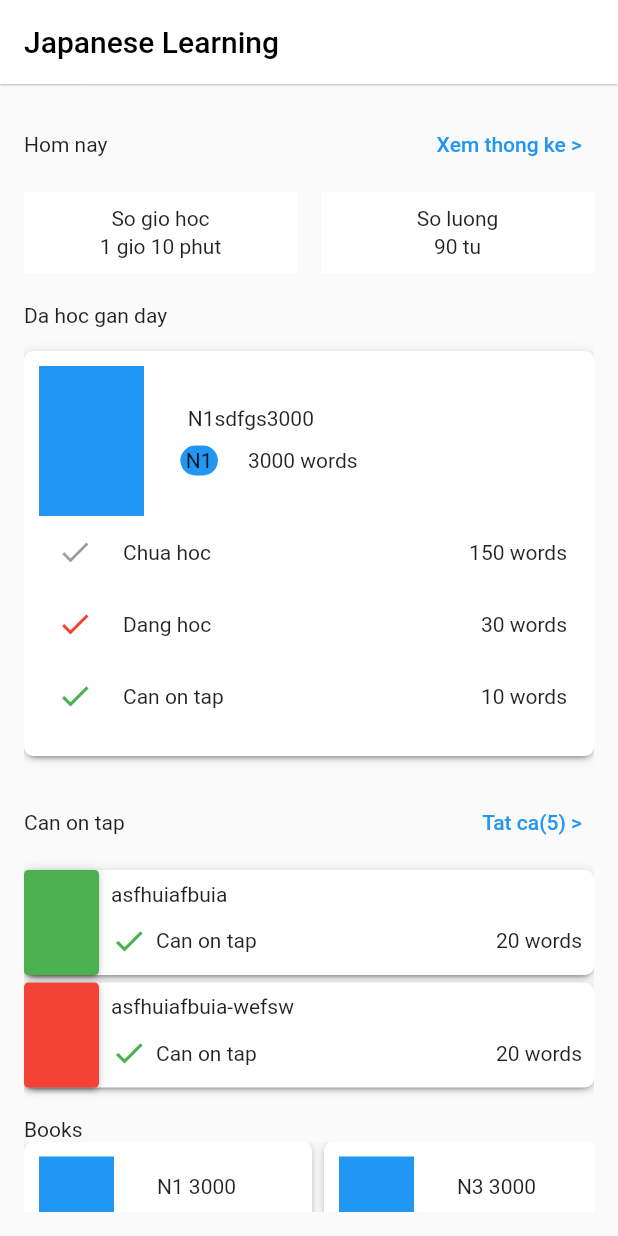
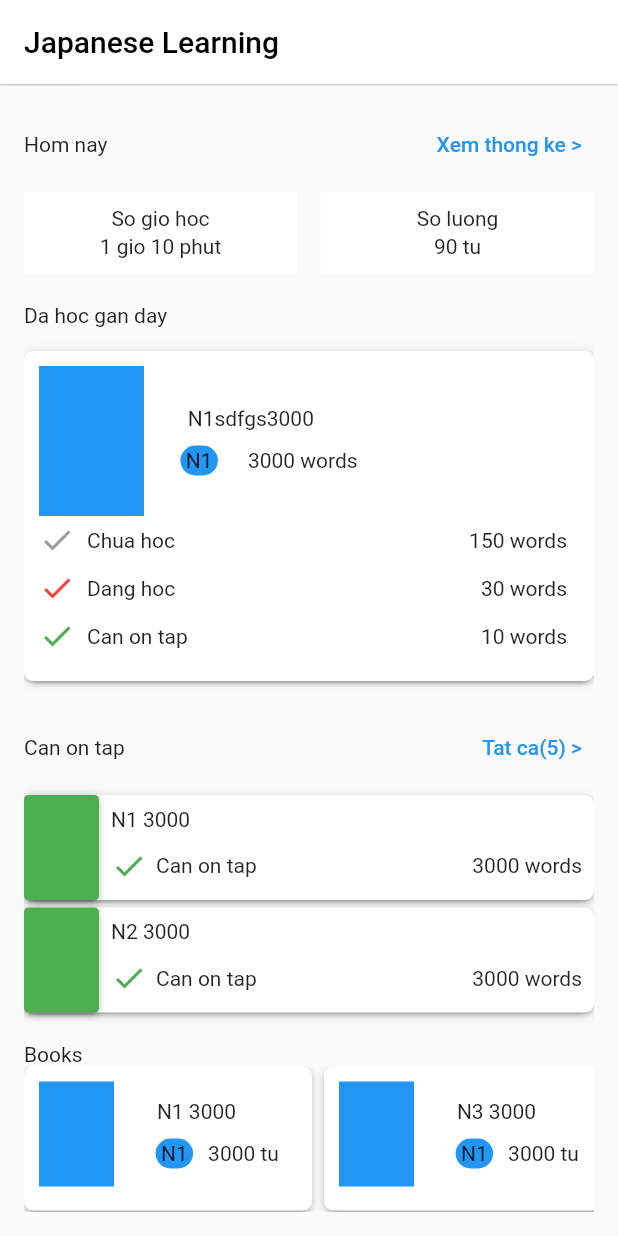
Before and after one commit to manhnt2310/ll, a Flutter app: the screen it shows after launch, on a phone screen of 412 x 824 dp. Run offline on Flutter 3.47's test engine with Material 2 defaults, Android fonts, the phone set to English and light mode, and no system bars.

Commit message:
[Home] Refactor

```diff
--- a/lib/modules/home/presentation/home_view.dart
+++ b/lib/modules/home/presentation/home_view.dart
@@ -1,5 +1,6 @@
 import 'package:flutter/material.dart';
 import 'package:ll/core/data_providers/book_data_provider.dart';
+import 'package:ll/modules/book_detail/presentation/book_detail_view.dart';
 import 'package:ll/modules/home/widgets/book_grid_view.dart';
 import '../widgets/statistics_view.dart';
 import '../widgets/recent_learning_view.dart';
@@ -29,11 +30,15 @@ class HomeView extends StatelessWidget {
               const SizedBox(
                 height: 20,
               ),
-              const RecentLearningView(),
+              GestureDetector(
+                  onTap: () => _goToBookDetailView(context),
+                  child: const RecentLearningView()),
               const SizedBox(
                 height: 20,
               ),
-              const ReviewView(),
+              ReviewView(
+                books: books,
+              ),
               const SizedBox(
                 height: 20,
               ),
@@ -44,4 +49,11 @@ class HomeView extends StatelessWidget {
       ),
     );
   }
+
+  _goToBookDetailView(BuildContext context) {
+    Navigator.push(
+      context,
+      MaterialPageRoute(builder: (context) => const BookDetailView()),
+    );
+  }
 }
--- a/lib/modules/home/widgets/book_grid_view.dart
+++ b/lib/modules/home/widgets/book_grid_view.dart
@@ -1,5 +1,3 @@
-import 'dart:ffi';
-
 import 'package:flutter/material.dart';
 import 'package:ll/core/models/book.dart';
 
--- a/lib/modules/home/widgets/recent_learning_view.dart
+++ b/lib/modules/home/widgets/recent_learning_view.dart
@@ -18,7 +18,7 @@ class RecentLearningView extends StatelessWidget {
               borderRadius: BorderRadius.circular(6),
               boxShadow: kElevationToShadow[2]),
           padding: const EdgeInsets.all(10),
-          height: 270,
+          height: 220,
           width: double.infinity,
           child: Column(
             children: [
@@ -61,7 +61,10 @@ class RecentLearningView extends StatelessWidget {
               ),
               Row(
                 children: [
-                  const IconButton(onPressed: null, icon: Icon(Icons.check)),
+                  const Icon(
+                    Icons.check,
+                    color: Colors.grey,
+                  ),
                   Expanded(
                     child: Container(
                       color: Colors.white,
@@ -81,12 +84,9 @@ class RecentLearningView extends StatelessWidget {
               ),
               Row(
                 children: [
-                  const IconButton(
-                    onPressed: null,
-                    icon: Icon(
-                      Icons.check,
-                      color: Colors.red,
-                    ),
+                  const Icon(
+                    Icons.check,
+                    color: Colors.red,
                   ),
                   Expanded(
                     child: Container(
@@ -107,12 +107,9 @@ class RecentLearningView extends StatelessWidget {
               ),
               Row(
                 children: [
-                  const IconButton(
-                    onPressed: null,
-                    icon: Icon(
-                      Icons.check,
-                      color: Colors.green,
-                    ),
+                  const Icon(
+                    Icons.check,
+                    color: Colors.green,
                   ),
                   Expanded(
                     child: Container(
--- a/lib/modules/home/widgets/review_view.dart
+++ b/lib/modules/home/widgets/review_view.dart
@@ -1,7 +1,10 @@
 import 'package:flutter/material.dart';
+import 'package:ll/core/models/book.dart';
 
 class ReviewView extends StatelessWidget {
-  const ReviewView({super.key});
+  const ReviewView({super.key, required this.books});
+
+  final List<Book> books;
 
   @override
   Widget build(BuildContext context) {
@@ -23,7 +26,24 @@ class ReviewView extends StatelessWidget {
         const SizedBox(
           height: 8,
         ),
-        Container(
+        BookView(book: books[0]),
+        const SizedBox(
+          height: 5,
+        ),
+        BookView(book: books[1])
+      ],
+    );
+  }
+}
+
+class BookView extends StatelessWidget {
+  const BookView({Key? key, required this.book}) : super(key: key);
+
+  final Book book;
+
+  @override
+  Widget build(BuildContext context) {
+    return Container(
       decoration: BoxDecoration(
           color: Colors.white,
           borderRadius: BorderRadius.circular(6),
@@ -44,8 +64,8 @@ class ReviewView extends StatelessWidget {
             child: Column(
               children: [
                 Row(
-                      children: const [
-                        Text('asfhuiafbuia'),
+                  children: [
+                    Text(book.title),
                   ],
                 ),
                 const SizedBox(
@@ -67,7 +87,7 @@ class ReviewView extends StatelessWidget {
                           Text('Can on tap'),
                         ],
                       ),
-                          const Text('20 words'),
+                      Text('${book.totalWords} words'),
                     ],
                   ),
                 ),
@@ -76,65 +96,6 @@ class ReviewView extends StatelessWidget {
           ),
         )
       ]),
-        ),
-        const SizedBox(
-          height: 5,
-        ),
-        Container(
-          decoration: BoxDecoration(
-              color: Colors.white,
-              borderRadius: BorderRadius.circular(6),
-              boxShadow: kElevationToShadow[2]),
-          height: 70,
-          child: Row(children: [
-            Container(
-              decoration: BoxDecoration(
-                  color: Colors.red,
-                  borderRadius: BorderRadius.circular(3),
-                  boxShadow: kElevationToShadow[2]),
-              height: 70,
-              width: 50,
-            ),
-            Expanded(
-              child: Padding(
-                padding: const EdgeInsets.all(8.0),
-                child: Column(
-                  children: [
-                    Row(
-                      children: const [
-                        Text('asfhuiafbuia-wefsw'),
-                      ],
-                    ),
-                    const SizedBox(
-                      height: 8,
-                    ),
-                    Expanded(
-                      child: Row(
-                        mainAxisAlignment: MainAxisAlignment.spaceBetween,
-                        children: [
-                          Row(
-                            children: const [
-                              Icon(
-                                Icons.check,
-                                color: Colors.green,
-                              ),
-                              SizedBox(
-                                width: 6,
-                              ),
-                              Text('Can on tap'),
-                            ],
-                          ),
-                          const Text('20 words'),
-                        ],
-                      ),
-                    ),
-                  ],
-                ),
-              ),
-            )
-          ]),
-        ),
-      ],
     );
   }
 }
```
Lines whose indentation alone changed are shown as unchanged.
